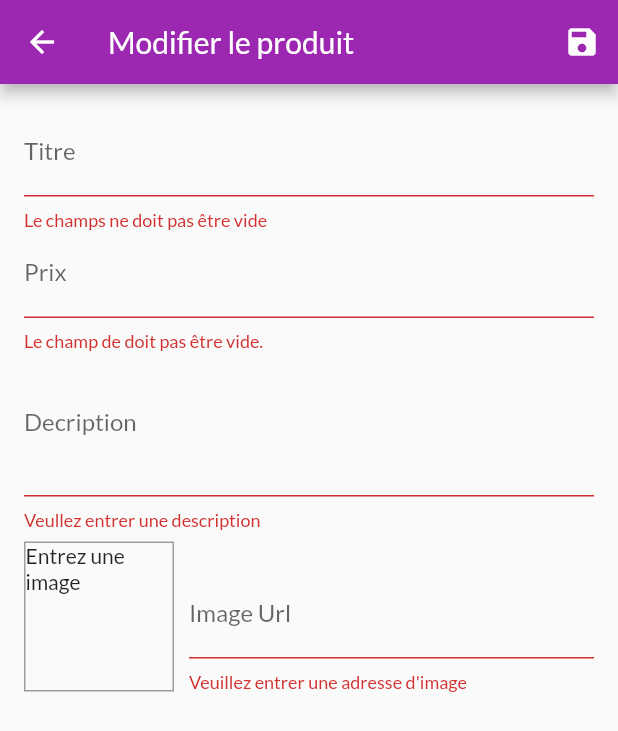
After one commit to ISSIAGA-CONDE224/MyShop, a Flutter app: the EditProductScreen screen opened by its route, after a tap on the "save" icon, on a phone screen of 412 x 824 dp. The commit adds this screen. Shown: the top 731 px of the screen. Run offline on Flutter 3.47's test engine with Material 2 defaults, Android fonts, the phone set to English and light mode, and no system bars; network calls fail.

Commit message:
J'ai terminé la partie du crud qui s'occupe de la modification

```diff
--- /dev/null
+++ b/lib/screens/edit_product_screen.dart
@@ -0,0 +1,255 @@
+import 'package:flutter/material.dart';
+import 'package:flutter/services.dart';
+import 'package:flutter_complete_guide/providers/product.dart';
+import 'package:flutter_complete_guide/providers/products.dart';
+import 'package:provider/provider.dart';
+
+class EditProductScreen extends StatefulWidget {
+  static const routeName = '/edit-product';
+  @override
+  _EditProductScreenState createState() => _EditProductScreenState();
+}
+
+class _EditProductScreenState extends State<EditProductScreen> {
+  final _priceFocusNode = FocusNode();
+  final _descriptionFocusNode = FocusNode();
+  final _imageUrlController = TextEditingController();
+  final _imageUrlFocusNode = FocusNode();
+  final _form = GlobalKey<FormState>();
+  var _editedProduct =
+      Product(id: null, title: '', price: 0, description: '', imageUrl: '');
+  var _initValues = {
+    'title': '',
+    'description': '',
+    'price': '',
+    'imageUrl': ''
+  };
+  var _isInit = true;
+
+  @override
+  void initState() {
+    // TODO: implement initState
+    _imageUrlFocusNode.addListener(_updateImageUrl);
+    super.initState();
+  }
+
+  @override
+  void didChangeDependencies() {
+    // TODO: implement didChangeDependencies
+    if (_isInit) {
+      final productId = ModalRoute.of(context).settings.arguments as String;
+      if (productId != null) {
+        _editedProduct =
+            Provider.of<Products>(context, listen: false).findById(productId);
+        _initValues = {
+          'title': _editedProduct.title,
+          'description': _editedProduct.description,
+          'price': _editedProduct.price.toString(),
+          // 'image': _editedProduct.imageUrl
+          'imageUrl': ''
+        };
+        _imageUrlController.text = _editedProduct.imageUrl;
+      }
+    }
+    _isInit = false;
+    super.didChangeDependencies();
+  }
+
+  @override
+  void dispose() {
+    // TODO: implement dispose
+    _imageUrlFocusNode.removeListener(_updateImageUrl);
+    _priceFocusNode.dispose();
+    _descriptionFocusNode.dispose();
+    _imageUrlController.dispose();
+    _imageUrlFocusNode.dispose();
+    super.dispose();
+  }
+
+  void _updateImageUrl() {
+    if (!_imageUrlFocusNode.hasFocus) {
+      if (_imageUrlController.text.isEmpty ||
+          (!_imageUrlController.text.startsWith('http') &&
+              !_imageUrlController.text.startsWith('https')) ||
+          (!_imageUrlController.text.endsWith('png') &&
+              !_imageUrlController.text.endsWith('jpeg') &&
+              !_imageUrlController.text.endsWith('jpg'))) {
+        return;
+      }
+
+      setState(() {});
+    }
+  }
+
+  void _saveForm() {
+    final isValid = _form.currentState.validate();
+    if (!isValid) {
+      return;
+    }
+    _form.currentState.save();
+    if (_editedProduct.id != null) {
+      Provider.of<Products>(context, listen: false)
+          .updateProduct(_editedProduct.id, _editedProduct);
+    } else {
+      Provider.of<Products>(context, listen: false).addProduct(_editedProduct);
+    }
+    Navigator.of(context).pop();
+  }
+
+  @override
+  Widget build(BuildContext context) {
+    return Scaffold(
+      appBar: AppBar(
+        title: Text('Modifier le produit'),
+        actions: [IconButton(icon: Icon(Icons.save), onPressed: _saveForm)],
+      ),
+      body: Padding(
+        padding: const EdgeInsets.all(16.0),
+        child: Form(
+          key: _form,
+          child: ListView(
+            children: [
+              TextFormField(
+                initialValue: _initValues['title'],
+                decoration: InputDecoration(labelText: 'Titre'),
+                textInputAction: TextInputAction.next,
+                onFieldSubmitted: (_) {
+                  FocusScope.of(context).requestFocus(_priceFocusNode);
+                },
+                validator: (value) {
+                  if (value.isEmpty) {
+                    return 'Le champs ne doit pas être vide ';
+                  }
+                  return null;
+                },
+                onSaved: (value) {
+                  _editedProduct = Product(
+                      title: value,
+                      price: _editedProduct.price,
+                      description: _editedProduct.description,
+                      imageUrl: _editedProduct.imageUrl,
+                      id: _editedProduct.id,
+                      isFavorite: _editedProduct.isFavorite);
+                },
+              ),
+              TextFormField(
+                initialValue: _initValues['price'],
+                decoration: InputDecoration(labelText: 'Prix'),
+                textInputAction: TextInputAction.next,
+                keyboardType: TextInputType.number,
+                focusNode: _priceFocusNode,
+                onFieldSubmitted: (_) {
+                  FocusScope.of(context).requestFocus(_descriptionFocusNode);
+                },
+                validator: (value) {
+                  if (value.isEmpty) {
+                    return 'Le champ de doit pas être vide.';
+                  }
+                  if (double.tryParse(value) == null) {
+                    return 'Veuillez saisir une valeur valide.';
+                  }
+                  if (double.tryParse(value) <= 0) {
+                    return 'La valeur doit être superieur à zéro.';
+                  }
+                  return null;
+                },
+                onSaved: (value) {
+                  _editedProduct = Product(
+                      title: _editedProduct.title,
+                      price: double.parse(value),
+                      description: _editedProduct.description,
+                      imageUrl: _editedProduct.imageUrl,
+                      id: _editedProduct.id,
+                      isFavorite: _editedProduct.isFavorite);
+                },
+              ),
+              TextFormField(
+                initialValue: _initValues['description'],
+                decoration: InputDecoration(labelText: 'Decription'),
+                maxLines: 3,
+                keyboardType: TextInputType.multiline,
+                focusNode: _descriptionFocusNode,
+                validator: (value) {
+                  if (value.isEmpty) {
+                    return 'Veullez entrer une description';
+                  }
+                  if (value.length < 10) {
+                    return 'Veuilez saisir au moin une description de plus de 10 caractères';
+                  }
+                  return null;
+                },
+                onSaved: (value) {
+                  _editedProduct = Product(
+                      title: _editedProduct.title,
+                      price: _editedProduct.price,
+                      description: value,
+                      imageUrl: _editedProduct.imageUrl,
+                      id: _editedProduct.id,
+                      isFavorite: _editedProduct.isFavorite);
+                },
+              ),
+              Row(
+                crossAxisAlignment: CrossAxisAlignment.end,
+                children: [
+                  Container(
+                    width: 100,
+                    height: 100,
+                    margin: EdgeInsets.only(top: 8, right: 10),
+                    decoration: BoxDecoration(
+                      border: Border.all(
+                        color: Colors.grey,
+                      ),
+                    ),
+                    child: _imageUrlController.text.isEmpty
+                        ? Text('Entrez une image')
+                        : FittedBox(
+                            child: Image.network(
+                              _imageUrlController.text,
+                              fit: BoxFit.cover,
+                            ),
+                          ),
+                  ),
+                  Expanded(
+                    child: TextFormField(
+                      //initialValue: _initValues['imageUrl'],
+                      decoration: InputDecoration(labelText: 'Image Url'),
+                      keyboardType: TextInputType.url,
+                      textInputAction: TextInputAction.done,
+                      controller: _imageUrlController,
+                      focusNode: _imageUrlFocusNode,
+                      onFieldSubmitted: (_) => {_saveForm()},
+                      validator: (value) {
+                        if (value.isEmpty) {
+                          return 'Veuillez entrer une adresse d\'image';
+                        }
+                        if (!value.startsWith('http') &&
+                            !value.startsWith('https')) {
+                          return 'L\'adresse image n\'est pas valide.';
+                        }
+                        if (!value.endsWith('png') &&
+                            !value.endsWith('jpeg') &&
+                            !value.endsWith('jpg')) {
+                          return 'Exention du lien invalide';
+                        }
+                        return null;
+                      },
+                      onSaved: (value) {
+                        _editedProduct = Product(
+                            title: _editedProduct.title,
+                            price: _editedProduct.price,
+                            description: _editedProduct.description,
+                            imageUrl: value,
+                            id: _editedProduct.id,
+                            isFavorite: _editedProduct.isFavorite);
+                      },
+                    ),
+                  )
+                ],
+              )
+            ],
+          ),
+        ),
+      ),
+    );
+  }
+}
```
Also changed, not shown: lib/main.dart (+6 -4 lines), lib/providers/cart.dart (+18 -0 lines), lib/providers/products.dart (+20 -3 lines), lib/screens/user_product_screen.dart (added, +39 -0 lines), lib/widgets/app_drawer.dart (+10 -0 lines), lib/widgets/cart_item.dart (+23 -0 lines), lib/widgets/product_item.dart (+11 -0 lines), lib/widgets/user_product_item.dart (added, +37 -0 lines), 1 other file.
